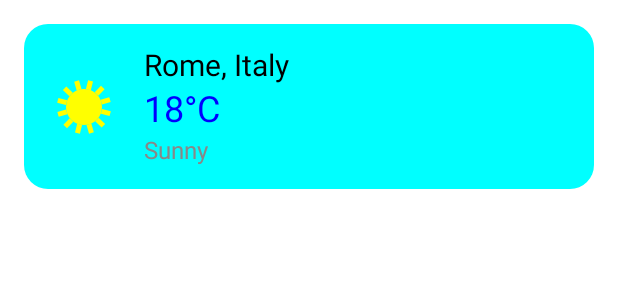
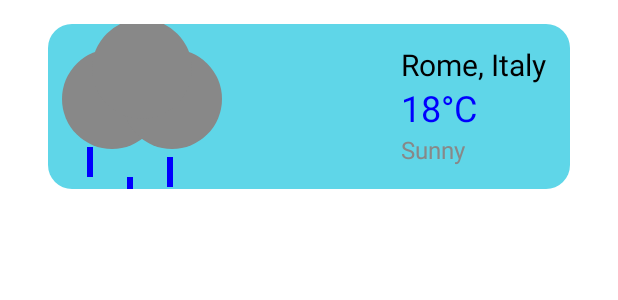
Before and after one commit to giuliocapo/GardenBuddy, an Android app built with Jetpack Compose: the @Preview function WeatherCardPreview, on a phone screen of 412 x 824 dp. Shown: the top 300 px of the screen. Run offline under Robolectric (Android 15) with nearby library versions, the phone set to English and light mode, and no system bars.

Commit message:
- Added CloudsAndRainIcon.kt - Added SunWithCloudsIcon.kt - modified WeatherCard.kt

```diff
--- a/app/build.gradle.kts
+++ b/app/build.gradle.kts
@@ -42,6 +42,7 @@ android {
 
     buildFeatures {
         compose = true
+        buildConfig = true
     }
 }
 //1
--- /dev/null
+++ b/app/src/main/java/com/example/gardenbuddy/ui/screens/homescreen/CloudsAndRainIcon.kt
@@ -0,0 +1,80 @@
+package com.example.gardenbuddy.ui.screens.homescreen
+
+import androidx.compose.foundation.Canvas
+import androidx.compose.foundation.layout.*
+import androidx.compose.runtime.*
+import androidx.compose.ui.Modifier
+import androidx.compose.ui.graphics.Color
+import androidx.compose.ui.graphics.drawscope.DrawScope
+import androidx.compose.ui.geometry.Offset
+import androidx.compose.ui.unit.dp
+
+@Composable
+fun CloudsAndRainIcon() {
+    // Animazione per la pioggia
+//    val infiniteTransition = rememberInfiniteTransition()
+//    val rainOffset by infiniteTransition.animateFloat(
+//        initialValue = 1f,
+//        targetValue = 1.5f,
+//        animationSpec = infiniteRepeatable(
+//            animation = tween(durationMillis = 100000000, easing = LinearEasing),
+//            repeatMode = RepeatMode.Restart
+//        )
+//    )
+
+    Canvas(
+        modifier = Modifier
+            .size(64.dp)
+            .padding(16.dp)
+    ) {
+        // Disegna le nuvole
+        drawCloudRain(centerX = size.width / 3, centerY = size.height / 3)
+        //drawCloudRain(centerX = 2 * size.width / 3, centerY = size.height / 5)
+
+        // Disegna la pioggia
+        drawRain(size.width/2, size.height/2)
+    }
+}
+
+// Funzione per disegnare una nuvola
+fun DrawScope.drawCloudRain(centerX: Float, centerY: Float) {
+    val cloudRadius = 50f
+    drawCircle(
+        color = Color.Gray,
+        radius = cloudRadius,
+        center = Offset(centerX, centerY)
+    )
+    drawCircle(
+        color = Color.Gray,
+        radius = cloudRadius,
+        center = Offset(centerX + 60, centerY)
+    )
+    drawCircle(
+        color = Color.Gray,
+        radius = cloudRadius,
+        center = Offset(centerX + 30, centerY - 30)
+    )
+}
+
+// Funzione per disegnare la pioggia
+fun DrawScope.drawRain(rainOffsetX: Float, rainOffsetY: Float) {
+    val rainLength = 30f
+    val rainWidth = 6f
+    val numDrops = 3 // Numero di gocce di pioggia
+    val random = java.util.Random()
+
+    val offsetsX = floatArrayOf(-30f, 10f, 50f)
+    val offsetY = floatArrayOf(40f, 70f, 50f);
+
+    for (i in 0 until numDrops) {
+        val startX = rainOffsetX + offsetsX[i]
+        val startY = rainOffsetY + offsetY[i]
+
+        drawLine(
+            color = Color.Blue,
+            strokeWidth = rainWidth,
+            start = Offset(startX, startY),
+            end = Offset(startX, startY + rainLength)
+        )
+    }
+}
--- a/app/src/main/java/com/example/gardenbuddy/ui/screens/homescreen/WeatherCard.kt
+++ b/app/src/main/java/com/example/gardenbuddy/ui/screens/homescreen/WeatherCard.kt
@@ -1,28 +1,19 @@
 package com.example.gardenbuddy.ui.screens.homescreen
 
-import androidx.compose.animation.core.LinearEasing
-import androidx.compose.animation.core.RepeatMode
-import androidx.compose.animation.core.animateFloat
-import androidx.compose.animation.core.infiniteRepeatable
-import androidx.compose.animation.core.rememberInfiniteTransition
-import androidx.compose.animation.core.tween
-import androidx.compose.foundation.Canvas
+
 import androidx.compose.foundation.layout.*
 import androidx.compose.foundation.shape.RoundedCornerShape
 import androidx.compose.material3.Card
 import androidx.compose.material3.Text
 import androidx.compose.runtime.Composable
-import androidx.compose.runtime.getValue
 import androidx.compose.ui.Alignment
 import androidx.compose.ui.Modifier
-import androidx.compose.ui.geometry.Offset
 import androidx.compose.ui.graphics.Color
 import androidx.compose.ui.text.style.TextAlign
 import androidx.compose.ui.tooling.preview.Preview
 import androidx.compose.ui.unit.dp
 import androidx.compose.ui.unit.sp
-import kotlin.math.cos
-import kotlin.math.sin
+
 
 @Composable
 fun WeatherCard(
@@ -31,89 +22,52 @@ fun WeatherCard(
     summary: String,
     modifier: Modifier = Modifier
 ) {
+
     Card(
         modifier = modifier
-            .padding(16.dp)
+            .padding(32.dp, 16.dp)
             .fillMaxWidth(),
         shape = RoundedCornerShape(16.dp),
         colors = androidx.compose.material3.CardDefaults.cardColors(
-            containerColor = Color.Cyan
+            containerColor = Color(0xFF5fd6e8)
         )
     ) {
         Row(
             modifier = Modifier
-                .fillMaxWidth()
                 .padding(16.dp),
             verticalAlignment = Alignment.CenterVertically
         ) {
-            SunIcon(modifier)
+            Column(modifier = modifier.weight(1f)){
+                //AnimatedSunWithClouds(modifier)
+                //SunIcon(modifier)
+                CloudsAndRainIcon()
+            }
 
             // Sezione Informazioni Meteo
             Column(
-                verticalArrangement = Arrangement.Center,
-                modifier = Modifier.weight(1f)
+                verticalArrangement = Arrangement.Center
             ) {
                 Text(
                     text = location,
                     fontSize = 20.sp,
-                    color = androidx.compose.ui.graphics.Color.Black,
+                    color = Color.Black,
                     textAlign = TextAlign.Start
                 )
                 Spacer(modifier = Modifier.height(4.dp))
                 Text(
                     text = temperature,
                     fontSize = 24.sp,
-                    color = androidx.compose.ui.graphics.Color.Blue,
+                    color = Color.Blue,
                     textAlign = TextAlign.Start
                 )
                 Spacer(modifier = Modifier.height(4.dp))
                 Text(
                     text = summary,
                     fontSize = 16.sp,
-                    color = androidx.compose.ui.graphics.Color.Gray,
+                    color = Color.Gray,
                     textAlign = TextAlign.Start
                 )
             }
-        }
-    }
-}
-
-
-@Composable
-fun SunIcon(modifier: Modifier){
-    Column {
-
-        val infiniteTransition = rememberInfiniteTransition()
-        val rotationAngle by infiniteTransition.animateFloat(
-            initialValue = 0f,
-            targetValue = 360f,
-            animationSpec = infiniteRepeatable(
-                animation = tween(durationMillis = 400000, easing = LinearEasing),
-                repeatMode = RepeatMode.Restart
-            )
-        )
-
-        Canvas(
-            modifier.size(64.dp)
-                .padding(end = 16.dp)
-        ) {
-
-            val centerX = size.width/2
-            val centerY = size.height/2
-            val radius = size.minDimension / 4
-
-            val rayLength = radius * 1.5f
-            for (i in 0 until 12) {
-                val angle = Math.toRadians((i*30).toDouble()) + rotationAngle.toDouble()
-                val startX = centerX + radius * cos(angle).toFloat()
-                val startY = centerY + radius * sin(angle).toFloat()
-                val endX = centerX + rayLength * cos(angle).toFloat()
-                val endY = centerY + rayLength * sin(angle).toFloat()
-                drawLine(Color.Yellow, Offset(startX, startY), Offset(endX, endY), strokeWidth = 5f)
-            }
-
-
-            drawCircle(Color.Yellow, radius = radius, center = Offset(centerX, centerY))
         }
     }
 }
--- a/app/src/main/java/com/example/gardenbuddy/ui/theme/Color.kt
+++ b/app/src/main/java/com/example/gardenbuddy/ui/theme/Color.kt
@@ -4,3 +4,4 @@ import androidx.compose.ui.graphics.Color
 
 val softGreen = Color(0xFFB2D8B2)
 val darkGreen = Color(0xFF199115)
+val skyBlue = Color(0xFF09bfdb)
```
Also changed, not shown: app/src/main/java/com/example/gardenbuddy/ui/screens/homescreen/SunIconScreen.kt (added, +60 -0 lines), app/src/main/java/com/example/gardenbuddy/ui/screens/homescreen/SunWithCloudsIcon.kt (added, +76 -0 lines).
